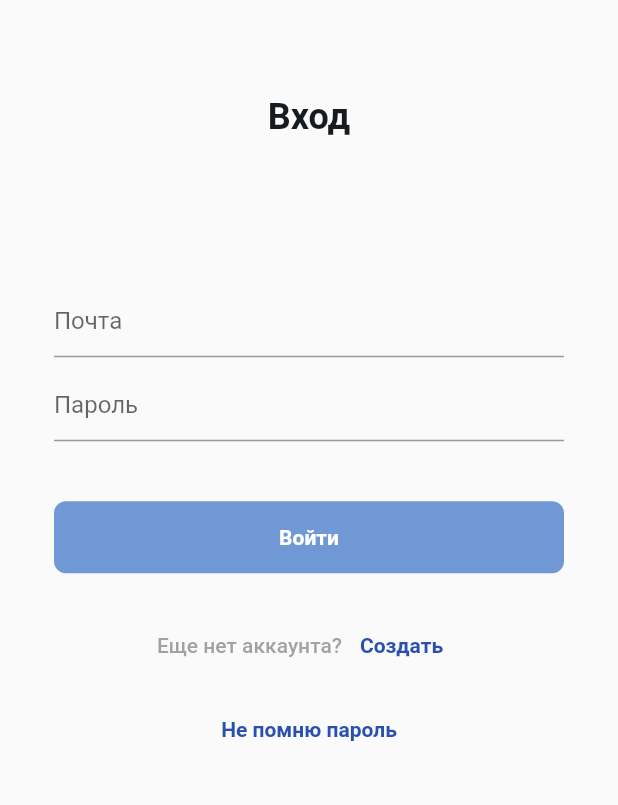
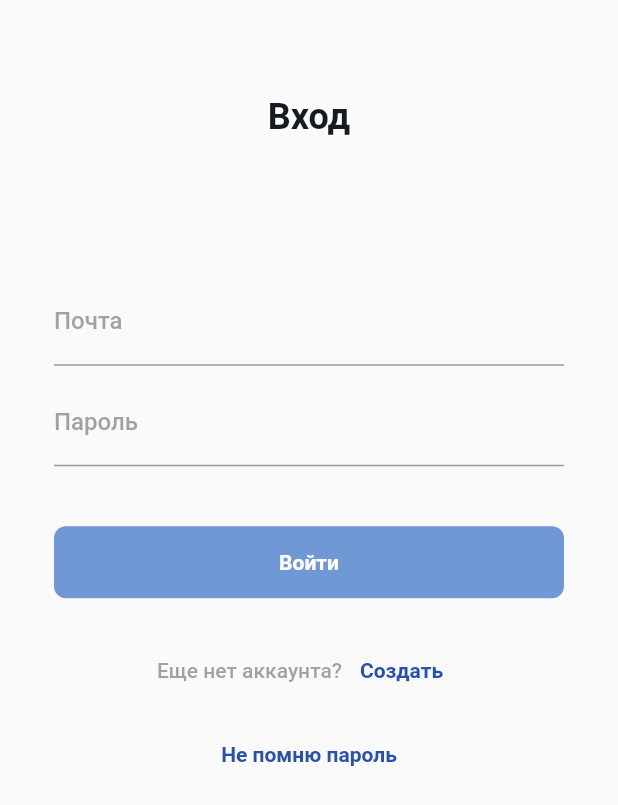
Before and after one commit to 8thgencore/gift_manager, a Flutter app: the screen it shows after launch, on a phone screen of 412 x 824 dp. Shown: the top 805 px of the screen. Run offline on Flutter 3.47's test engine with Material 2 defaults, Android fonts, the phone set to English and light mode, and no system bars; our stand-ins replace bloc, equatable, flutter_bloc.

Commit message:
TextField theming

```diff
--- a/lib/presentation/login/view/login_page.dart
+++ b/lib/presentation/login/view/login_page.dart
@@ -146,11 +146,13 @@ class _EmailTextField extends StatelessWidget {
         builder: (context, emailError) {
           return TextField(
             focusNode: _emailFocusNode,
+            autocorrect: false,
+            keyboardType: TextInputType.emailAddress,
             onChanged: (text) =>
                 context.read<LoginBloc>().add(LoginEmailChanged(text)),
             onSubmitted: (_) => _passwordFocusNode.requestFocus(),
             decoration: InputDecoration(
-              hintText: 'Почта',
+              labelText: 'Почта',
               errorText: emailError == EmailError.noError
                   ? null
                   : emailError.toString(),
@@ -179,12 +181,15 @@ class _PasswordTextField extends StatelessWidget {
         builder: (context, passwordError) {
           return TextField(
             focusNode: _passwordFocusNode,
+            autocorrect: false,
+            keyboardType: TextInputType.visiblePassword,
+            obscureText: true,
             onChanged: (text) =>
                 context.read<LoginBloc>().add(LoginPasswordChanged(text)),
             onSubmitted: (_) =>
                 context.read<LoginBloc>().add(const LoginLoginButtonClicked()),
             decoration: InputDecoration(
-              hintText: 'Пароль',
+              labelText: 'Пароль',
               errorText: passwordError == PasswordError.noError
                   ? null
                   : passwordError.toString(),
--- a/lib/presentation/theme/dark_theme.dart
+++ b/lib/presentation/theme/dark_theme.dart
@@ -100,4 +100,39 @@ final darkTheme = _base.copyWith(
       ),
     ),
   ),
+  inputDecorationTheme: _base.inputDecorationTheme.copyWith(
+    hintStyle: _base.primaryTextTheme.bodyText1!.copyWith(
+      color: AppColors.darkWhite60,
+      fontWeight: FontWeight.w500,
+      fontSize: 16,
+      height: 1.25,
+    ),
+    errorStyle: const TextStyle(
+      color: AppColors.darkPink100,
+    ),
+    border: const UnderlineInputBorder(
+      borderSide: BorderSide(color: AppColors.darkWhite60, width: 1),
+    ),
+    focusedBorder: const UnderlineInputBorder(
+      borderSide: BorderSide(color: AppColors.darkWhite60, width: 2),
+    ),
+    errorBorder: const UnderlineInputBorder(
+      borderSide: BorderSide(color: AppColors.darkPink100, width: 2),
+    ),
+    labelStyle: _base.primaryTextTheme.bodyText1!.copyWith(
+      color: AppColors.darkWhite60,
+      fontWeight: FontWeight.w500,
+      fontSize: 16,
+      height: 1.25,
+    ),
+    floatingLabelStyle: const TextStyle(
+      color: AppColors.darkDarkBlue100,
+      fontWeight: FontWeight.w400,
+      fontSize: 12,
+    ),
+  ),
+  textSelectionTheme: _base.textSelectionTheme.copyWith(
+    cursorColor: AppColors.darkDarkBlue100,
+    selectionHandleColor: AppColors.lightLightBlue100,
+  ),
 );
--- a/lib/presentation/theme/light_theme.dart
+++ b/lib/presentation/theme/light_theme.dart
@@ -86,4 +86,39 @@ final lightTheme = _base.copyWith(
       ),
     ),
   ),
+  inputDecorationTheme: _base.inputDecorationTheme.copyWith(
+    hintStyle: _base.primaryTextTheme.bodyText1!.copyWith(
+      color: AppColors.lightGrey60,
+      fontWeight: FontWeight.w500,
+      fontSize: 16,
+      height: 1.25,
+    ),
+    errorStyle: const TextStyle(
+      color: AppColors.lightPink100,
+    ),
+    border: const UnderlineInputBorder(
+      borderSide: BorderSide(color: AppColors.black16, width: 1),
+    ),
+    focusedBorder: const UnderlineInputBorder(
+      borderSide: BorderSide(color: AppColors.lightDarkBlue100, width: 2),
+    ),
+    errorBorder: const UnderlineInputBorder(
+      borderSide: BorderSide(color: AppColors.lightPink100, width: 2),
+    ),
+    labelStyle: _base.primaryTextTheme.bodyText1!.copyWith(
+      color: AppColors.lightGrey60,
+      fontWeight: FontWeight.w500,
+      fontSize: 16,
+      height: 1.25,
+    ),
+    floatingLabelStyle: const TextStyle(
+      color: AppColors.lightDarkBlue100,
+      fontWeight: FontWeight.w400,
+      fontSize: 12,
+    ),
+  ),
+  textSelectionTheme: _base.textSelectionTheme.copyWith(
+    cursorColor: AppColors.lightDarkBlue100,
+    selectionHandleColor: AppColors.lightLightBlue100,
+  ),
 );
```
